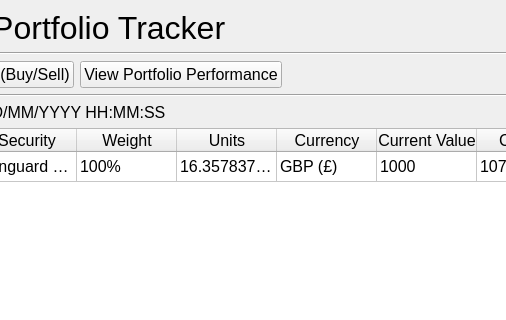
This is src/ui/main_window.ui in IsaacCheng9/trading-portfolio-tracker as Qt 5 draws it before an edit; both pictures show x 134 to 640 and y 0 to 320 of the 1000 by 600 pixel window. The edited form follows.
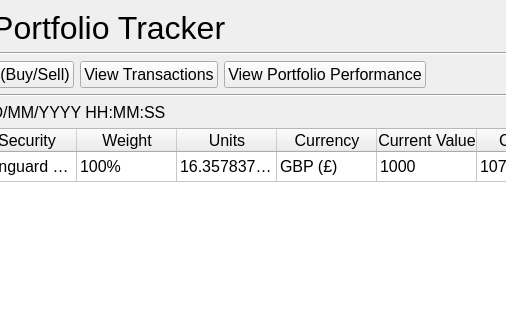
This is the edited form.

Commit message: Add button to view transactions

What changed in the file:
```diff
--- a/src/ui/main_window.ui
+++ b/src/ui/main_window.ui
@@ -62,6 +62,13 @@
          </property>
         </widget>
        </item>
+       <item>
+        <widget class="QPushButton" name="btn_view_transactions">
+         <property name="text">
+          <string>View Transactions</string>
+         </property>
+        </widget>
+       </item>
        <item>
         <widget class="QPushButton" name="btn_view_portfolio_perf">
          <property name="font">
```
The commit also changes 1 other file.
